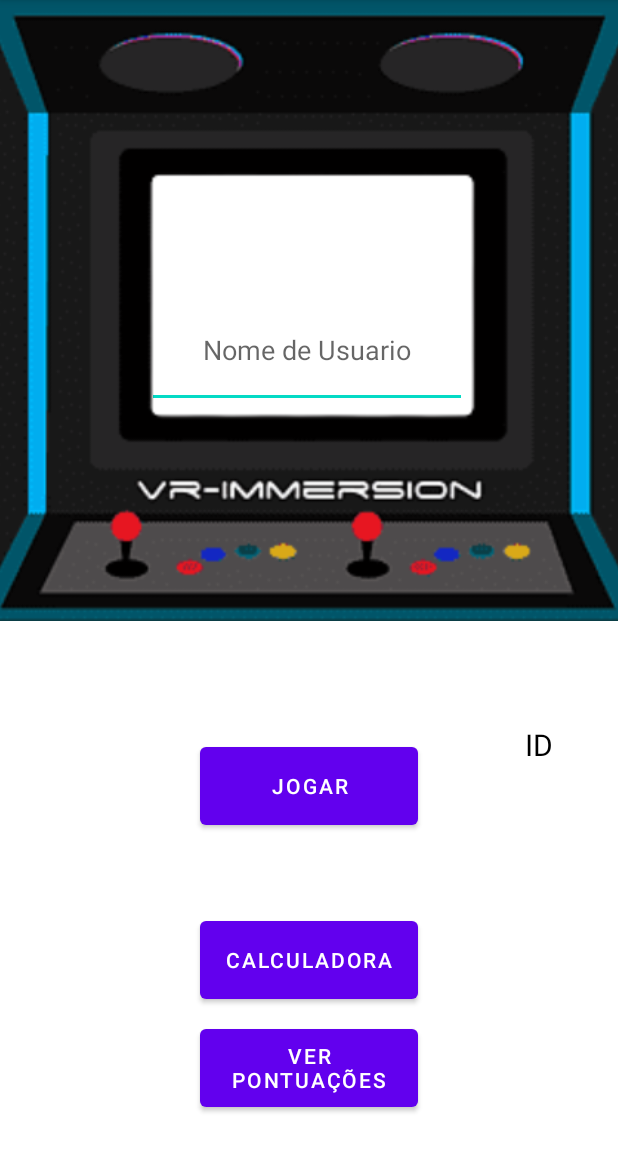
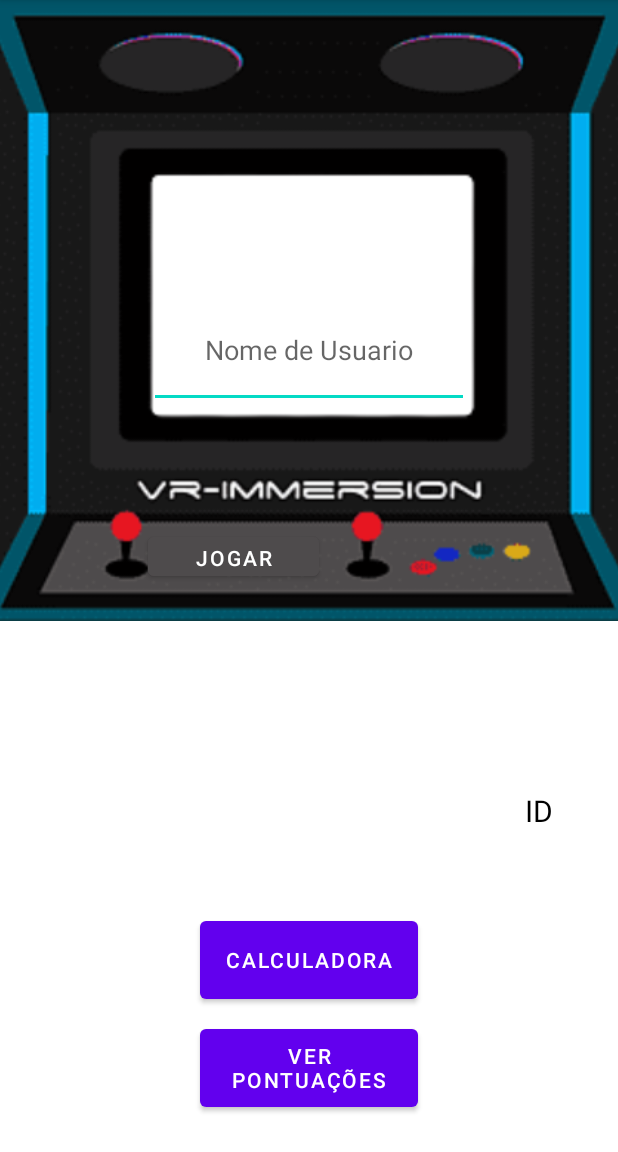
Before and after one commit to Guinhovhrm/ProjetoPDM, an Android app: the Menu screen opened directly, with no data from a screen before it, on a phone screen of 412 x 824 dp, the part 84-1236 px from its top. Run offline under Robolectric (Android 15) with nearby library versions, the phone set to English and light mode, and no system bars; Roboto replaces fonts that are not available here.

Commit message:
Atualização activity_menu

```diff
--- a/app/src/main/res/layout/activity_menu.xml
+++ b/app/src/main/res/layout/activity_menu.xml
@@ -10,7 +10,7 @@
         android:id="@+id/edNomeUser"
         android:layout_width="213dp"
         android:layout_height="77dp"
-        android:layout_marginStart="129dp"
+        android:layout_marginStart="132dp"
         android:layout_marginTop="221dp"
         android:layout_marginEnd="132dp"
         android:layout_marginBottom="169dp"
@@ -25,15 +25,18 @@
 
     <Button
         android:id="@+id/btnPlay"
-        android:layout_width="145dp"
-        android:layout_height="64dp"
-        android:layout_marginTop="42dp"
-        android:layout_marginBottom="16dp"
+        android:layout_width="114dp"
+        android:layout_height="38dp"
+        android:layout_marginTop="352dp"
+        android:layout_marginBottom="15dp"
+        android:backgroundTint="#4E4B4C"
         android:text="Jogar"
-        app:layout_constraintBottom_toTopOf="@+id/btnCalc"
+        app:layout_constraintBottom_toBottomOf="@+id/imageView6"
         app:layout_constraintEnd_toEndOf="parent"
+        app:layout_constraintHorizontal_bias="0.331"
         app:layout_constraintStart_toStartOf="parent"
-        app:layout_constraintTop_toBottomOf="@+id/imageView6" />
+        app:layout_constraintTop_toTopOf="@+id/imageView6"
+        app:layout_constraintVertical_bias="0.0" />
 
     <Button
         android:id="@+id/btnCalc"
@@ -63,6 +66,7 @@
         android:layout_marginEnd="40dp"
         android:scaleType="centerCrop"
         app:layout_constraintEnd_toEndOf="parent"
+        app:layout_constraintHorizontal_bias="0.505"
         app:layout_constraintStart_toStartOf="parent"
         app:layout_constraintTop_toTopOf="parent"
         app:srcCompat="@drawable/arcadeimg_removebg_preview" />
@@ -81,6 +85,7 @@
         app:layout_constraintEnd_toEndOf="parent"
         app:layout_constraintHorizontal_bias="0.952"
         app:layout_constraintStart_toStartOf="parent"
-        app:layout_constraintTop_toBottomOf="@+id/imageView6" />
+        app:layout_constraintTop_toBottomOf="@+id/imageView6"
+        app:layout_constraintVertical_bias="1.0" />
 
 </androidx.constraintlayout.widget.ConstraintLayout>
```
